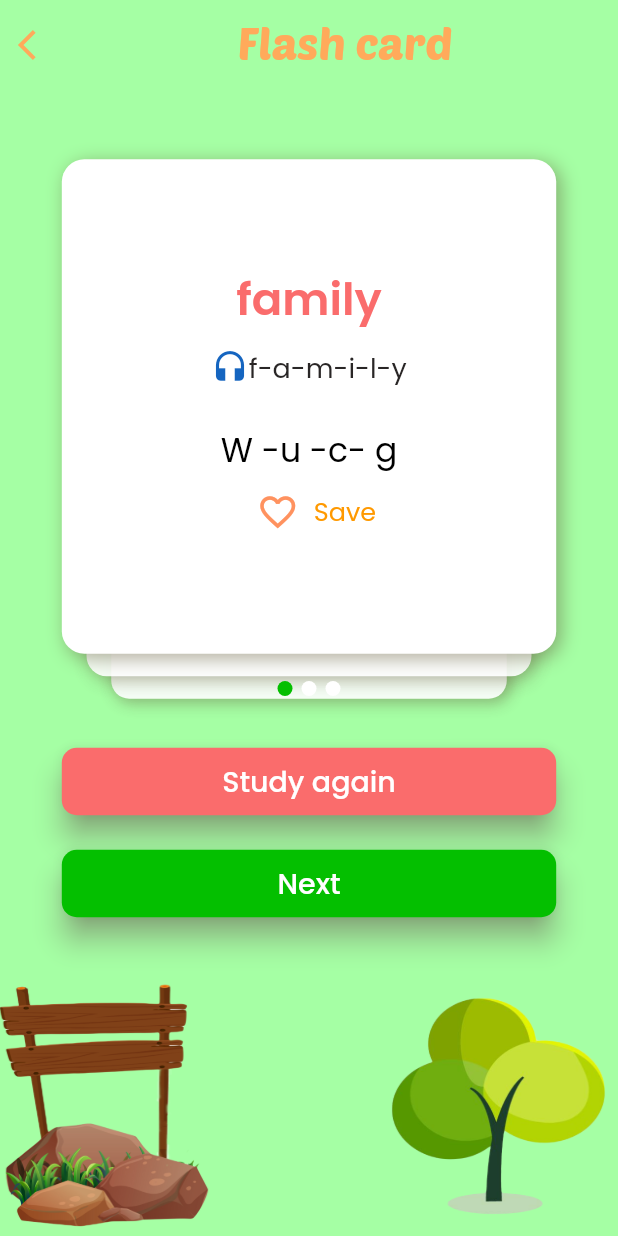
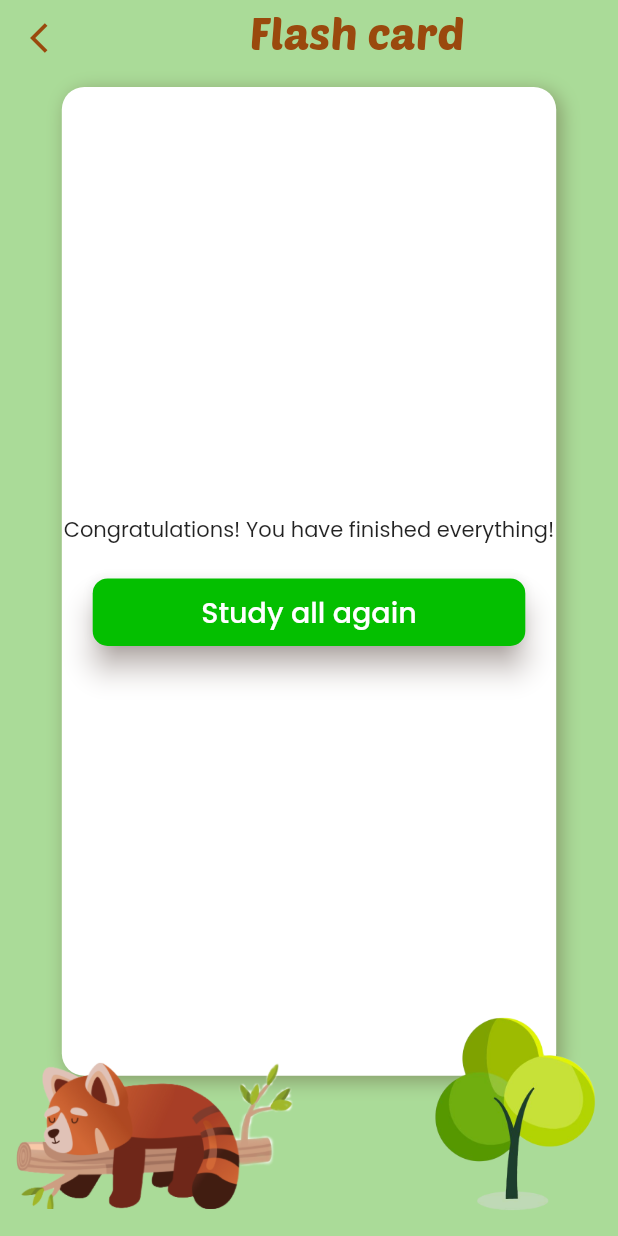
Before and after one commit to nguyenhoang292211/English-app, a Flutter app: the FlashCard screen opened directly, on a phone screen of 412 x 824 dp. Run offline on Flutter 3.47's test engine with Material 2 defaults, Android fonts, the phone set to English and light mode, and no system bars; drawn by our look-alikes of card_swiper, flip_card; our stand-ins replace cloud_firestore, firebase_core, get, percent_indicator, salomon_bottom_bar; accounts and stored records are empty.

Commit message:
add data in flashcard

```diff
--- a/lib/controllers/topic_controller.dart
+++ b/lib/controllers/topic_controller.dart
@@ -18,7 +18,7 @@ class TopicController extends GetxController {
   Topic get topicSelected => _topicSelected;
 
   String collectionTopic = "topic";
-  String collectionVocab = "vocabulary";
+  String collectionVocab = "Vocabulary";
 
   @override
   onReady() {
@@ -47,7 +47,7 @@ class TopicController extends GetxController {
 
   Stream<List<Vocabulary>> getListVocabs() => firebaseFirestore
       .collection(collectionVocab)
-      .where("id", isEqualTo: _topicSelected.id)
+      .where("topic", isEqualTo: _topicSelected.id)
       .snapshots()
       .map((query) =>
           query.docs.map((item) => Vocabulary.fromMap(item.data())).toList());
--- a/lib/screens/flashCard/flash_card_screen.dart
+++ b/lib/screens/flashCard/flash_card_screen.dart
@@ -10,18 +10,9 @@ import 'package:vocabulary_learning/controllers/flashcard_controller.dart';
 import 'package:vocabulary_learning/models/vocabulary.dart';
 import 'package:vocabulary_learning/screens/flashCard/flashcard_view.dart';
 
-// class FlashCard extends StatefulWidget {
-//   FlashCard({Key? key}) : super(key: key);
-
-//   @override
-//   State<FlashCard> createState() => _FlashCardState();
-// }
-
 class FlashCard extends GetWidget<FlashCardController> {
   final flashCardCtrl = Get.put(FlashCardController());
-
   final List<Vocabulary> _flashcards = [];
-
   int _currentIndex = 0;
 
   AnimatedContainer dotIndicator(index, currentIndex) {
@@ -41,16 +32,18 @@ class FlashCard extends GetWidget<FlashCardController> {
   Widget build(BuildContext context) {
     final size = MediaQuery.of(context).size;
     flashCardCtrl.resetData();
-    SwiperController swiperController = SwiperController();
+    SwiperController swiperController =
+        SwiperController(); //Control swipe scroll
+
     return Scaffold(
         backgroundColor: kGreenGrammar,
         body: GetBuilder<FlashCardController>(
             init: FlashCardController(),
             builder: (flashCardCtrl) {
               return Container(
-                  padding: EdgeInsets.only(top: 10),
+                  padding: EdgeInsets.only(top: 3),
                   height: size.height,
-                  decoration: const BoxDecoration(color: kGreenGrammar),
+                  decoration: const BoxDecoration(color: kGreenFlashCard),
                   child: Stack(
                     children: [
                       Column(
@@ -62,14 +55,19 @@ class FlashCard extends GetWidget<FlashCardController> {
                               mainAxisAlignment: MainAxisAlignment.spaceBetween,
                               crossAxisAlignment: CrossAxisAlignment.center,
                               children: <Widget>[
-                                IconButton(
-                                  icon: const Icon(Icons.arrow_back_ios,
-                                      color: kOrangeGrammar),
-                                  onPressed: () => Navigator.of(context).pop(),
+                                Padding(
+                                  padding:
+                                      const EdgeInsets.fromLTRB(8, 2, 8, 8),
+                                  child: IconButton(
+                                    icon: const Icon(Icons.arrow_back_ios,
+                                        color: kmainBrown),
+                                    onPressed: () =>
+                                        Navigator.of(context).pop(),
+                                  ),
                                 ),
                                 const Text("Flash card",
                                     style: TextStyle(
-                                      color: kOrangeGrammar,
+                                      color: kmainBrown,
                                       fontSize: 30,
                                       fontFamily: "PoetsenOne",
                                     ),
@@ -108,10 +106,13 @@ class FlashCard extends GetWidget<FlashCardController> {
                                               onPressed: () {
                                                 flashCardCtrl.studyAgain();
                                               },
-                                              background: kGreenFlashCard,
+                                              background: kred,
                                             )
                                           : const Text(
-                                              "Congratulations! You have finished everything!"),
+                                              "Congratulations! You have finished everything!",
+                                              textAlign: TextAlign.center,
+                                              maxLines: 4,
+                                            ),
                                       SizedBox(
                                         height: 20,
                                       ),
@@ -121,7 +122,7 @@ class FlashCard extends GetWidget<FlashCardController> {
                                         onPressed: () {
                                           flashCardCtrl.resetData();
                                         },
-                                        background: kred,
+                                        background: kConfirmText,
                                       )
                                     ],
                                   ),
@@ -201,28 +202,27 @@ class FlashCard extends GetWidget<FlashCardController> {
                         ],
                       ),
                       Positioned(
-                        bottom: 5,
-                        right: -5,
+                        bottom: 10,
+                        right: 5,
                         child: Container(
-                          height: size.height * 0.2,
-                          width: size.height * 0.2,
+                          height: size.width * 0.35,
+                          width: size.width * 0.3,
                           decoration: const BoxDecoration(
                               image: DecorationImage(
                                   image: AssetImage("asset/images/tree2.png"),
-                                  fit: BoxFit.fill)),
+                                  fit: BoxFit.cover)),
                         ),
                       ),
                       Positioned(
-                        bottom: 5,
-                        left: -5,
+                        bottom: 18,
+                        left: 2,
                         child: Container(
-                          height: size.height * 0.2,
-                          width: size.height * 0.2,
+                          height: size.width * 0.25,
+                          width: size.width * 0.5,
                           decoration: const BoxDecoration(
                               image: DecorationImage(
-                                  image: AssetImage(
-                                      "asset/images/fence_onboard.png"),
-                                  fit: BoxFit.fill)),
+                                  image: AssetImage("asset/images/sleep.png"),
+                                  fit: BoxFit.cover)),
                         ),
                       )
                     ],
@@ -230,10 +230,4 @@ class FlashCard extends GetWidget<FlashCardController> {
             }));
   }
 
-  Widget buildCard(int index) => Container(
-        color: kGreenGrammar,
-        width: 150,
-        height: 150,
-        child: Center(child: Text('$index')),
-      );
 }
```
Also changed, not shown: lib/controllers/flashcard_controller.dart (+35 -62 lines), lib/screens/flashCard/flashcard_view.dart (+14 -3 lines), lib/screens/home/topic/topic_screen.dart (+4 -7 lines).
